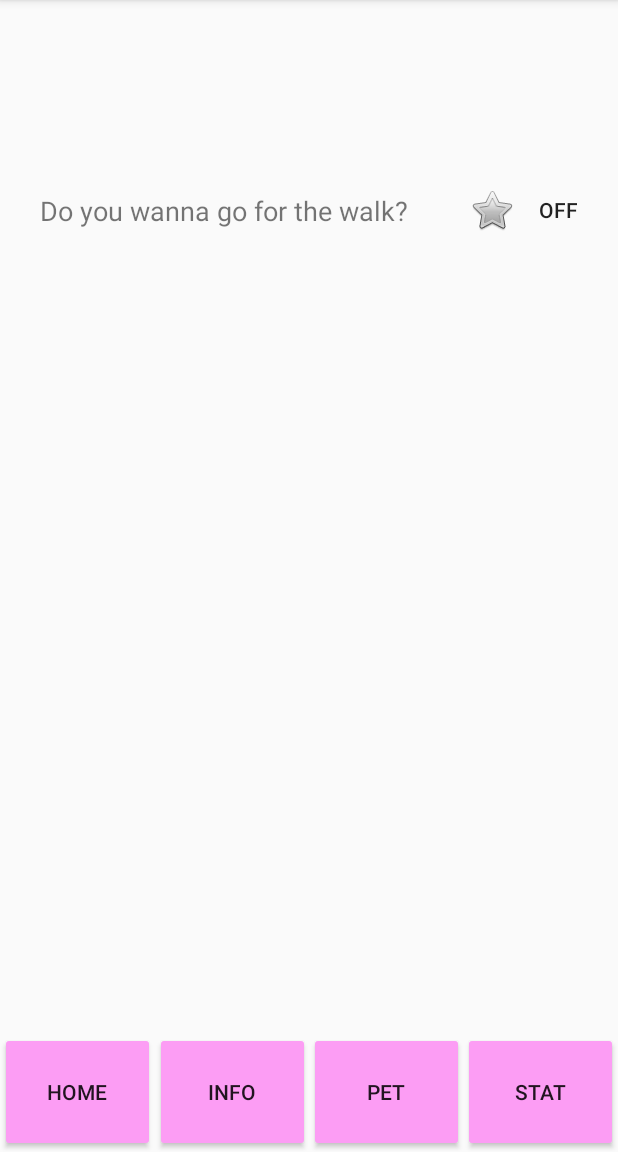
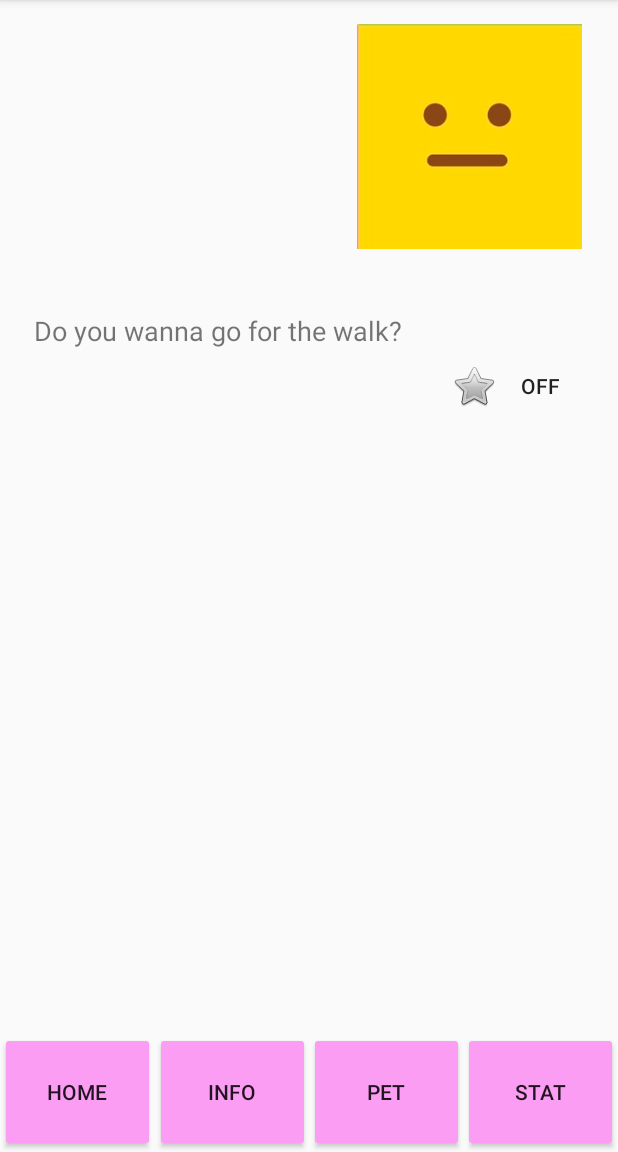
Before and after one commit to dbruendl/diAppetes, an Android app: the PetActivity screen opened directly, with no data from a screen before it, after a tap on "HOME", on a phone screen of 412 x 824 dp, the part 84-1236 px from its top. Run offline under Robolectric (Android 15) with nearby library versions, the phone set to English and light mode, and no system bars; our stand-ins replace Volley; network calls fail.

Commit message:
main activity pet image

```diff
--- a/app/src/main/java/com/example/diappetes/PetActivity.java
+++ b/app/src/main/java/com/example/diappetes/PetActivity.java
@@ -8,9 +8,6 @@ import android.view.View;
 import android.widget.Button;
 import android.widget.ImageView;
 import android.widget.Toast;
-
-
-import static com.example.diappetes.R.drawable.happy;
 
 public class PetActivity extends AppCompatActivity {
     int petstatus;
@@ -83,8 +80,6 @@ public class PetActivity extends AppCompatActivity {
             petstatus = 0;
         }
 
-
-
         String Toasty2="";
         switch (petstatus){
             case -2:
@@ -106,17 +101,17 @@ public class PetActivity extends AppCompatActivity {
         }
         Toast.makeText(getApplicationContext(),Toasty2,Toast.LENGTH_SHORT).show();
 
-        ImageView petimage =(ImageView) findViewById(R.id.petimage);
+        ImageView petimage = findViewById(R.id.petimage);
         switch (petstatus){
             case 1:
-                petimage.setImageResource(happy);
+                petimage.setImageResource(R.drawable.happystatus);
                 break;
             case 2:
-                petimage.setImageResource(R.drawable.superhappy);
+                petimage.setImageResource(R.drawable.superhappystatus);
                 break;
             case 0:
             default:
-                petimage.setImageResource(R.drawable.neutral);
+                petimage.setImageResource(R.drawable.neutralstatus);
                 break;
         }
 
--- a/app/src/main/res/layout/activity_main.xml
+++ b/app/src/main/res/layout/activity_main.xml
@@ -51,14 +51,29 @@
         app:layout_constraintStart_toStartOf="parent" />
 
 
+    <ProgressBar
+        android:id="@+id/pb_steps"
+        style="?android:progressBarStyleHorizontal"
+        android:layout_width="300dp"
+        android:layout_height="300dp"
+        android:progress="0"
+        android:progressDrawable="@drawable/circle"
+        app:layout_constraintBottom_toBottomOf="parent"
+        app:layout_constraintEnd_toEndOf="parent"
+        app:layout_constraintHorizontal_bias="0.495"
+        app:layout_constraintLeft_toLeftOf="parent"
+        app:layout_constraintRight_toRightOf="parent"
+        app:layout_constraintStart_toStartOf="parent"
+        app:layout_constraintTop_toTopOf="parent"
+        app:layout_constraintVertical_bias="0.689" />
+
     <ToggleButton
         android:id="@+id/toggleButton"
         android:layout_width="88dp"
         android:layout_height="45dp"
-        android:layout_marginTop="117dp"
-        android:layout_marginEnd="12dp"
-        android:layout_marginRight="12dp"
-        android:layout_marginBottom="487dp"
+        android:layout_marginEnd="24dp"
+        android:layout_marginRight="24dp"
+        android:layout_marginBottom="408dp"
         android:background="#00FFFFFF"
         android:button="@android:drawable/btn_star"
         android:onClick="onDefaultToggleClick"
@@ -66,8 +81,7 @@
         app:layout_constraintBottom_toTopOf="@+id/petbtn"
         app:layout_constraintEnd_toEndOf="parent"
 
-        app:layout_constraintTop_toTopOf="parent"
-        app:layout_constraintVertical_bias="0.0" />
+        />
 
     <TextView
         android:id="@+id/tv_steps"
@@ -77,35 +91,32 @@
         android:textSize="30sp"
         app:layout_constraintBottom_toBottomOf="@+id/pb_steps"
         app:layout_constraintEnd_toEndOf="parent"
+        app:layout_constraintHorizontal_bias="0.497"
         app:layout_constraintStart_toStartOf="parent"
         app:layout_constraintTop_toTopOf="@+id/pb_steps"
-        app:layout_constraintVertical_bias="0.496" />
-
-    <ProgressBar
-        android:id="@+id/pb_steps"
-        style="?android:progressBarStyleHorizontal"
-        android:layout_width="300dp"
-        android:layout_height="300dp"
-        android:progress="0"
-        android:progressDrawable="@drawable/circle"
-        app:layout_constraintBottom_toBottomOf="parent"
-        app:layout_constraintEnd_toEndOf="parent"
-        app:layout_constraintLeft_toLeftOf="parent"
-        app:layout_constraintRight_toRightOf="parent"
-        app:layout_constraintStart_toStartOf="parent"
-        app:layout_constraintTop_toTopOf="parent" />
+        app:layout_constraintVertical_bias="0.486" />
 
     <TextView
         android:id="@+id/infomaintxt"
         android:layout_width="281dp"
         android:layout_height="65dp"
-        android:layout_marginStart="8dp"
-        android:layout_marginLeft="8dp"
-        android:layout_marginTop="108dp"
+        android:layout_marginStart="4dp"
+        android:layout_marginLeft="4dp"
+        android:layout_marginTop="188dp"
         android:gravity="center"
         android:text="Do you wanna go for the walk?"
         android:textSize="18sp"
         app:layout_constraintStart_toStartOf="parent"
         app:layout_constraintTop_toTopOf="parent" />
 
+    <ImageView
+        android:id="@+id/petmini"
+        android:layout_width="150dp"
+        android:layout_height="150dp"
+        android:layout_marginTop="16dp"
+        app:layout_constraintEnd_toEndOf="parent"
+        app:layout_constraintHorizontal_bias="0.908"
+        app:layout_constraintStart_toStartOf="parent"
+        app:layout_constraintTop_toTopOf="parent" />
+
 </androidx.constraintlayout.widget.ConstraintLayout>
```
Also changed, not shown: app/src/main/java/com/example/diappetes/MainActivity.java (+34 -0 lines), app/src/main/res/drawable/happystatus.jpg (renamed from app/src/main/res/drawable/happy.jpg), app/src/main/res/drawable/neutralstatus.jpg (renamed from app/src/main/res/drawable/neutral.jpg), app/src/main/res/drawable/superhappystatus.jpg (renamed from app/src/main/res/drawable/superhappy.jpg).
